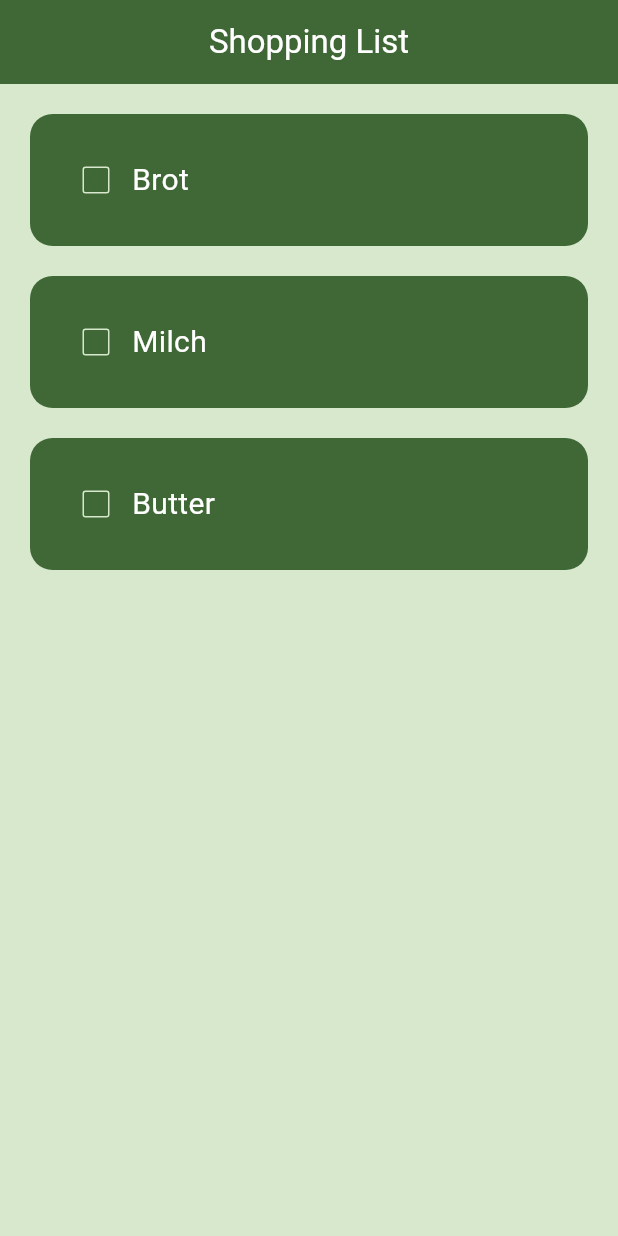
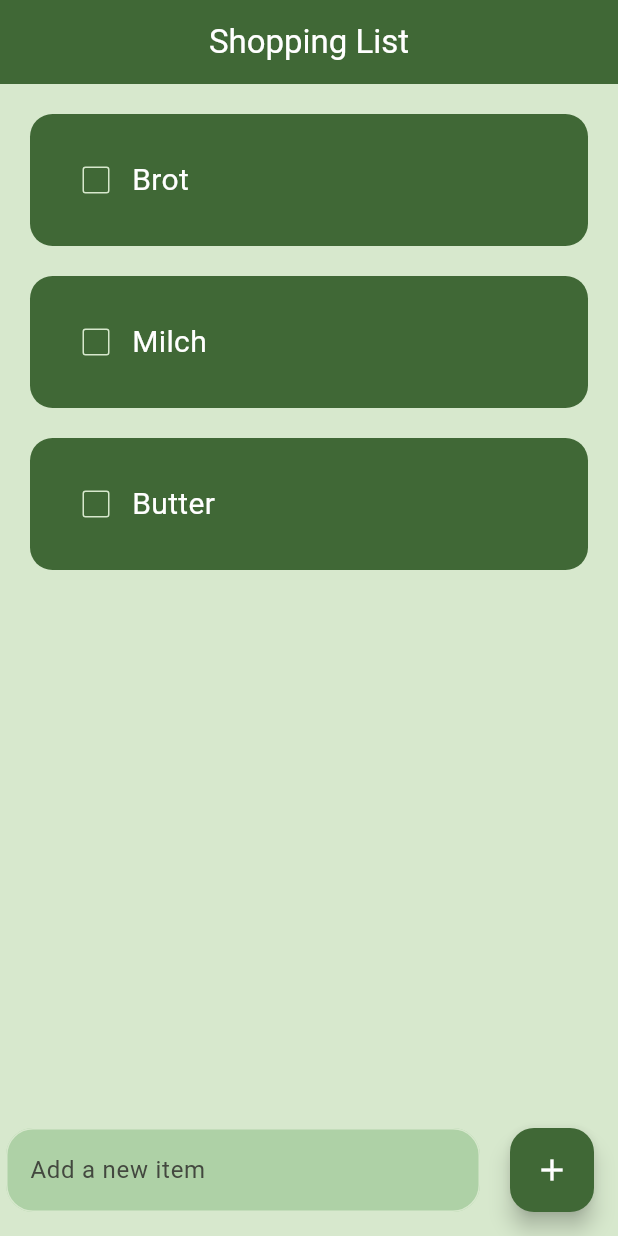
Before and after one commit to petra1/shopping_list, a Flutter app: the screen it shows after launch, on a phone screen of 412 x 824 dp. Run offline on Flutter 3.47's test engine with Material 3 defaults, Android fonts, the phone set to English and light mode, and no system bars; our stand-ins replace flutter_slidable.

```diff
--- a/lib/pages/home_page.dart
+++ b/lib/pages/home_page.dart
@@ -9,6 +9,8 @@ class HomePage extends StatefulWidget {
 }
 
 class _HomePageState extends State<HomePage> {
+final _controller = TextEditingController();
+
   List shoppingList = [
     ['Brot', false],
     ['Milch', false],
@@ -19,7 +21,13 @@ class _HomePageState extends State<HomePage> {
     setState(() {
       shoppingList[index][1] = !shoppingList[index][1];
     });
+  }
 
+  void saveNewTask () {
+    setState(() {
+      shoppingList.add([_controller.text, false ]);
+      _controller.clear();
+    });
   }
 
   @override
@@ -40,10 +48,47 @@ class _HomePageState extends State<HomePage> {
           return ShoppingList(
             taskName: shoppingList[index][0],
             taskCompleted: shoppingList[index][1],
-            onChanged: (value)=> checkoxChanged(index),
-
+            onChanged: (value) => checkoxChanged(index),
           );
         },
+      ),
+      floatingActionButton: Row(
+        children: [
+          Expanded(
+            child: Padding(
+              padding: const EdgeInsets.symmetric(horizontal: 20.0),
+              child: TextField(
+                controller:  _controller ,
+                decoration: InputDecoration(
+                  label:  Text('Add a new item'),
+                  filled: true,
+                  fillColor: Color.fromARGB(50, 4, 117, 4),
+                  enabledBorder: OutlineInputBorder(
+                    borderSide: BorderSide(
+                      color: Theme.of(context).colorScheme.secondaryContainer,
+                    ),
+                    borderRadius: BorderRadius.circular(18)
+                  ),
+                   focusedBorder: OutlineInputBorder(
+                    borderSide: BorderSide(
+                      color: Theme.of(context).colorScheme.secondaryContainer ,
+
+                    ),
+                    borderRadius: BorderRadius.circular(18)
+                  ),
+                ),
+              ),
+            ),
+          ),
+          FloatingActionButton(
+            onPressed: saveNewTask,
+            backgroundColor: Theme.of(context).colorScheme.primary,
+            child: Icon(
+              Icons.add,
+              color: Colors.white,
+            ),
+          ),
+        ],
       ),
     );
   }
--- a/lib/utils/shopping_list.dart
+++ b/lib/utils/shopping_list.dart
@@ -1,4 +1,5 @@
 import 'package:flutter/material.dart';
+import 'package:flutter_slidable/flutter_slidable.dart';
 
 class ShoppingList extends StatelessWidget {
   ShoppingList({
@@ -14,7 +15,11 @@ class ShoppingList extends StatelessWidget {
   @override
   Widget build(BuildContext context) {
     return Padding(
-      padding: const EdgeInsets.only(top: 20, left: 20, right: 20, bottom: 0),
+      padding: const EdgeInsets.only(
+        top: 20,
+        left: 20,
+        right: 20,
+        bottom: 0),
         child: Container(
           padding: const EdgeInsets.all(20),
           decoration: BoxDecoration(
@@ -28,12 +33,20 @@ class ShoppingList extends StatelessWidget {
                 onChanged: onChanged,
                 checkColor: Colors.black,
                 activeColor: Theme.of(context).colorScheme.secondaryContainer,
-              side: BorderSide(color: Theme.of(context).colorScheme.secondaryContainer),),
+                side: BorderSide(
+                    color: Theme.of(context).colorScheme.secondaryContainer),
+              ),
               Text(
                 taskName,
                 style: TextStyle(
                   color: Colors.white,
                   fontSize: 20,
+                  decoration: taskCompleted
+                      ? TextDecoration.lineThrough
+                      : TextDecoration.none,
+                  decorationColor:
+                      Theme.of(context).colorScheme.secondaryContainer,
+                  decorationThickness: 4,
                 ),
               ),
             ],
--- a/pubspec.yaml
+++ b/pubspec.yaml
@@ -12,6 +12,7 @@ dependencies:
     sdk: flutter
 
   cupertino_icons: ^1.0.8
+  flutter_slidable: ^3.1.2
 
 dev_dependencies:
   flutter_test:
```
Also changed, not shown: pubspec.lock. Lines whose indentation alone changed are shown as unchanged.
